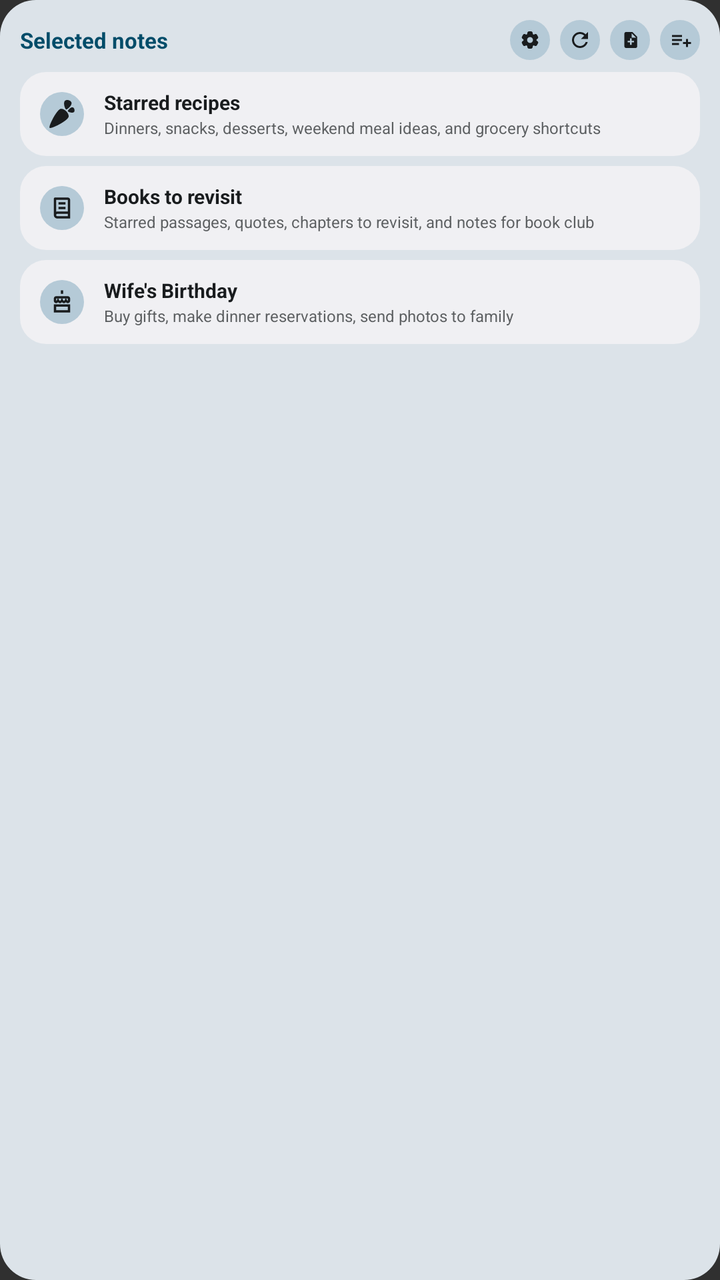
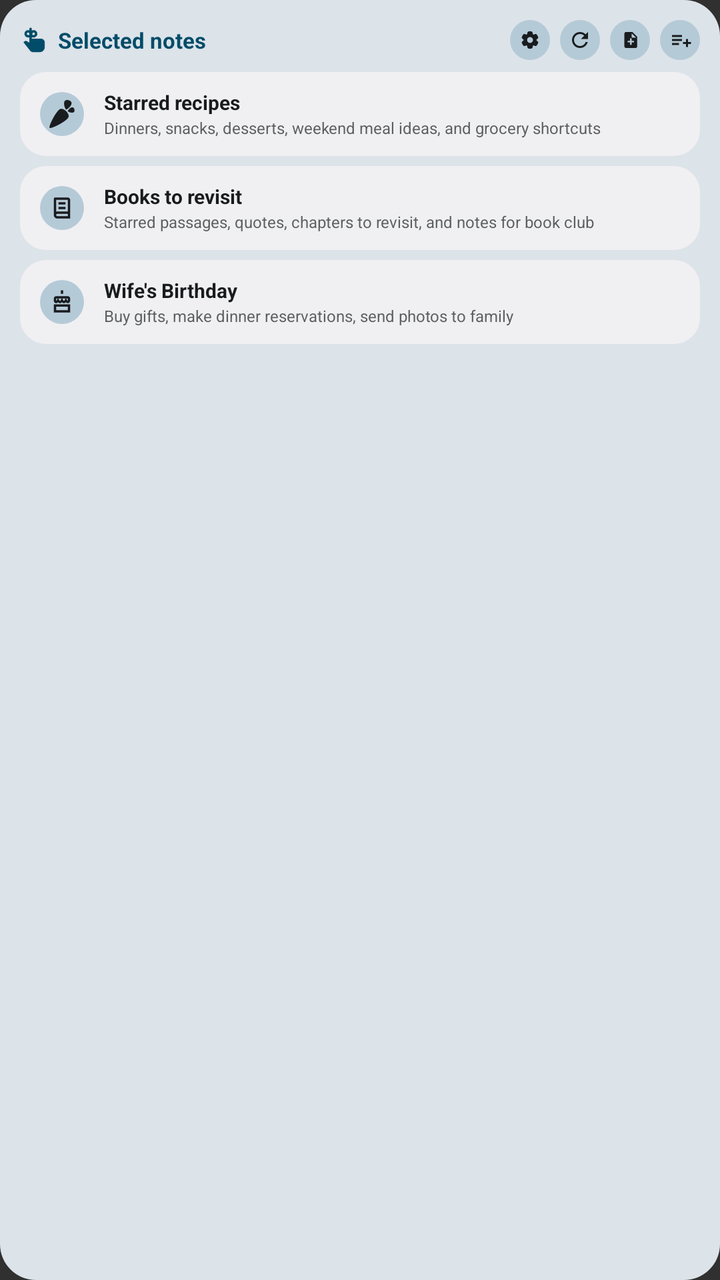

The first picture is an Android layout as it rendered before a commit; the second is the same layout after the commit. The layout source and the unified diff follow.
<!-- AndroidManifest.xml: application theme Theme.Remember -->
<!-- res/layout/widget_preview_selected.xml -->
<?xml version="1.0" encoding="utf-8"?>
<LinearLayout xmlns:android="http://schemas.android.com/apk/res/android"
    xmlns:tools="http://schemas.android.com/tools"
    android:layout_width="360dp"
    android:layout_height="180dp"
    android:background="@drawable/widget_preview_background"
    android:orientation="vertical"
    android:padding="10dp"
    tools:ignore="HardcodedText,SmallSp,UseAppTint">

    <LinearLayout
        android:layout_width="match_parent"
        android:layout_height="20dp"
        android:gravity="center_vertical"
        android:orientation="horizontal">

        <TextView
            android:layout_width="0dp"
            android:layout_height="wrap_content"
            android:layout_weight="1"
            android:ellipsize="end"
            android:singleLine="true"
            android:text="@string/widget_selected_label"
            android:textColor="@color/widget_preview_primary"
            android:textSize="11sp"
            android:textStyle="bold" />

        <ImageView
            android:layout_width="20dp"
            android:layout_height="20dp"
            android:background="@drawable/widget_preview_small_action"
            android:contentDescription="@string/widget_configure_cd"
            android:padding="3.5dp"
            android:src="@drawable/ic_widget_settings"
            android:tint="@color/widget_preview_on_surface" />

        <ImageView
            android:layout_width="20dp"
            android:layout_height="20dp"
            android:layout_marginStart="5dp"
            android:background="@drawable/widget_preview_small_action"
            android:contentDescription="@string/widget_refresh_cd"
            android:padding="4dp"
            android:src="@drawable/ic_widget_refresh"
            android:tint="@color/widget_preview_on_surface" />

        <ImageView
            android:layout_width="20dp"
            android:layout_height="20dp"
            android:layout_marginStart="5dp"
            android:background="@drawable/widget_preview_small_action"
            android:contentDescription="@string/widget_create_new_note"
            android:padding="4dp"
            android:src="@drawable/ic_widget_note_add"
            android:tint="@color/widget_preview_on_surface" />

        <ImageView
            android:layout_width="20dp"
            android:layout_height="20dp"
            android:layout_marginStart="5dp"
            android:background="@drawable/widget_preview_small_action"
            android:contentDescription="@string/widget_create_new_list"
            android:padding="4dp"
            android:src="@drawable/ic_widget_list_add"
            android:tint="@color/widget_preview_on_surface" />
    </LinearLayout>

    <LinearLayout
        android:layout_width="match_parent"
        android:layout_height="42dp"
        android:layout_marginTop="6dp"
        android:background="@drawable/widget_preview_card"
        android:gravity="center_vertical"
        android:orientation="horizontal"
        android:paddingHorizontal="10dp">

        <ImageView
            android:layout_width="22dp"
            android:layout_height="22dp"
            android:background="@drawable/widget_preview_icon_circle"
            android:contentDescription="@null"
            android:padding="4dp"
            android:src="@drawable/ic_brand_instacart"
            android:tint="@color/widget_preview_on_surface" />

        <LinearLayout
            android:layout_width="0dp"
            android:layout_height="wrap_content"
            android:layout_marginStart="10dp"
            android:layout_weight="1"
            android:orientation="vertical">

            <TextView
                android:layout_width="match_parent"
                android:layout_height="14dp"
                android:ellipsize="end"
                android:singleLine="true"
                android:text="Starred recipes"
                android:textColor="@color/widget_preview_on_surface"
                android:textSize="10sp"
                android:textStyle="bold" />

            <TextView
                android:layout_width="match_parent"
                android:layout_height="11dp"
                android:ellipsize="end"
                android:singleLine="true"
                android:text="Dinners, snacks, desserts, weekend meal ideas, and grocery shortcuts"
                android:textColor="@color/widget_preview_muted"
                android:textSize="8sp" />
        </LinearLayout>

    </LinearLayout>

    <LinearLayout
        android:layout_width="match_parent"
        android:layout_height="42dp"
        android:layout_marginTop="5dp"
        android:background="@drawable/widget_preview_card"
        android:gravity="center_vertical"
        android:orientation="horizontal"
        android:paddingHorizontal="10dp">

        <ImageView
            android:layout_width="22dp"
            android:layout_height="22dp"
            android:background="@drawable/widget_preview_icon_circle"
            android:contentDescription="@null"
            android:padding="4dp"
            android:src="@drawable/ic_widget_preview_book"
            android:tint="@color/widget_preview_on_surface" />

        <LinearLayout
            android:layout_width="0dp"
            android:layout_height="wrap_content"
            android:layout_marginStart="10dp"
            android:layout_weight="1"
            android:orientation="vertical">

            <TextView
                android:layout_width="match_parent"
                android:layout_height="14dp"
                android:ellipsize="end"
                android:singleLine="true"
                android:text="Books to revisit"
                android:textColor="@color/widget_preview_on_surface"
                android:textSize="10sp"
                android:textStyle="bold" />

            <TextView
                android:layout_width="match_parent"
                android:layout_height="11dp"
                android:ellipsize="end"
                android:singleLine="true"
                android:text="Starred passages, quotes, chapters to revisit, and notes for book club"
                android:textColor="@color/widget_preview_muted"
                android:textSize="8sp" />
        </LinearLayout>

    </LinearLayout>

    <LinearLayout
        android:layout_width="match_parent"
        android:layout_height="42dp"
        android:layout_marginTop="5dp"
        android:background="@drawable/widget_preview_card"
        android:gravity="center_vertical"
        android:orientation="horizontal"
        android:paddingHorizontal="10dp">

        <ImageView
            android:layout_width="22dp"
            android:layout_height="22dp"
            android:background="@drawable/widget_preview_icon_circle"
            android:contentDescription="@null"
            android:padding="4dp"
            android:src="@drawable/ic_widget_preview_cake"
            android:tint="@color/widget_preview_on_surface" />

        <LinearLayout
            android:layout_width="0dp"
            android:layout_height="wrap_content"
            android:layout_marginStart="10dp"
            android:layout_weight="1"
            android:orientation="vertical">

            <TextView
                android:layout_width="match_parent"
                android:layout_height="14dp"
                android:ellipsize="end"
                android:singleLine="true"
                android:text="Wife's Birthday"
                android:textColor="@color/widget_preview_on_surface"
                android:textSize="10sp"
                android:textStyle="bold" />

            <TextView
                android:layout_width="match_parent"
                android:layout_height="11dp"
                android:ellipsize="end"
                android:singleLine="true"
                android:text="Buy gifts, make dinner reservations, send photos to family"
                android:textColor="@color/widget_preview_muted"
                android:textSize="8sp" />
        </LinearLayout>

    </LinearLayout>
</LinearLayout>
<!-- resources referenced by this layout -->
<resources>
  <color name="widget_preview_muted">@android:color/system_neutral1_600</color>
  <color name="widget_preview_on_surface">@android:color/system_neutral1_900</color>
  <color name="widget_preview_primary">@android:color/system_accent1_700</color>
  <!-- drawable ic_widget_list_add (drawable) -->
  <vector xmlns:android="http://schemas.android.com/apk/res/android"
      android:width="24dp"
      android:height="24dp"
      android:viewportWidth="24"
      android:viewportHeight="24"
      android:tint="?android:attr/colorForeground">
      <path
          android:fillColor="@android:color/white"
          android:pathData="M4,7h10v2H4V7zM4,11h10v2H4v-2zM4,15h7v2H4v-2zM18,11h2v3h3v2h-3v3h-2v-3h-3v-2h3v-3z" />
  </vector>
  <!-- drawable ic_widget_preview_book (drawable) -->
  <?xml version="1.0" encoding="utf-8"?>
  <vector xmlns:android="http://schemas.android.com/apk/res/android"
      android:width="24dp"
      android:height="24dp"
      android:viewportWidth="24"
      android:viewportHeight="24">
      <path
          android:fillColor="#FF000000"
          android:pathData="M6,3H17C18.1,3 19,3.9 19,5V21H8C6.34,21 5,19.66 5,18V4C5,3.45 5.45,3 6,3ZM7,5V15.17C7.31,15.06 7.65,15 8,15H17V5H7ZM8,17C7.45,17 7,17.45 7,18C7,18.55 7.45,19 8,19H17V17H8ZM9,7H15V9H9V7ZM9,11H15V13H9V11Z" />
  </vector>
  <!-- drawable ic_widget_refresh (drawable) -->
  <vector xmlns:android="http://schemas.android.com/apk/res/android"
      android:width="24dp"
      android:height="24dp"
      android:viewportWidth="24"
      android:viewportHeight="24"
      android:tint="?android:attr/colorForeground">
      <path
          android:fillColor="@android:color/white"
          android:pathData="M17.65,6.35C16.2,4.9 14.21,4 12,4c-4.42,0 -7.99,3.58 -7.99,8s3.57,8 7.99,8c3.73,0 6.84,-2.55 7.73,-6h-2.08c-0.82,2.33 -3.04,4 -5.65,4c-3.31,0 -6,-2.69 -6,-6s2.69,-6 6,-6c1.66,0 3.14,0.69 4.22,1.78L13,11h7V4l-2.35,2.35z" />
  </vector>
  <!-- drawable widget_preview_background (drawable) -->
  <shape xmlns:android="http://schemas.android.com/apk/res/android">
      <solid android:color="@color/widget_preview_surface" />
      <corners android:radius="18dp" />
  </shape>
  <!-- drawable widget_preview_card (drawable) -->
  <shape xmlns:android="http://schemas.android.com/apk/res/android">
      <solid android:color="@color/widget_preview_bg" />
      <corners android:radius="13dp" />
  </shape>
  <!-- drawable widget_preview_icon_circle (drawable) -->
  <shape xmlns:android="http://schemas.android.com/apk/res/android"
      android:shape="oval">
      <solid android:color="@color/widget_preview_action" />
  </shape>
  <!-- drawable widget_preview_small_action (drawable) -->
  <shape xmlns:android="http://schemas.android.com/apk/res/android">
      <solid android:color="@color/widget_preview_action" />
      <corners android:radius="14dp" />
  </shape>
  <string name="widget_configure_cd">Configure widget</string>
  <string name="widget_create_new_list">Create new list</string>
  <string name="widget_create_new_note">Create new note</string>
  <string name="widget_refresh_cd">Refresh widget</string>
  <string name="widget_selected_label">Selected notes</string>
  <style name="Theme.Remember" parent="android:Theme.Material.NoActionBar">
          <item name="android:forceDarkAllowed">false</item>
      </style>
  <color name="widget_preview_surface">@android:color/system_neutral2_100</color>
  <color name="widget_preview_bg">@android:color/system_neutral1_50</color>
  <color name="widget_preview_action">@android:color/system_accent2_200</color>
  <!-- unchanged entries left out for length: 4 -->
</resources>

<!-- the commit's change to res/layout/widget_preview_selected.xml (unified diff, before → after) -->
@@ -14,6 +14,14 @@
         android:gravity="center_vertical"
         android:orientation="horizontal">
 
+        <ImageView
+            android:layout_width="14dp"
+            android:layout_height="14dp"
+            android:layout_marginEnd="5dp"
+            android:contentDescription="@null"
+            android:src="@drawable/ic_stat_remember"
+            android:tint="@color/widget_preview_primary" />
+
         <TextView
             android:layout_width="0dp"
             android:layout_height="wrap_content"
<!-- resource entries referenced after the edit -->
@@ -3,6 +3,7 @@
   <color name="widget_preview_muted">@android:color/system_neutral1_600</color>
   <color name="widget_preview_on_surface">@android:color/system_neutral1_900</color>
   <color name="widget_preview_primary">@android:color/system_accent1_700</color>
+  <!-- drawable ic_stat_remember: png bitmap (drawable-hdpi, 1160 bytes) -->
   <!-- drawable ic_widget_list_add (drawable) -->
   <vector xmlns:android="http://schemas.android.com/apk/res/android"
       android:width="24dp"
